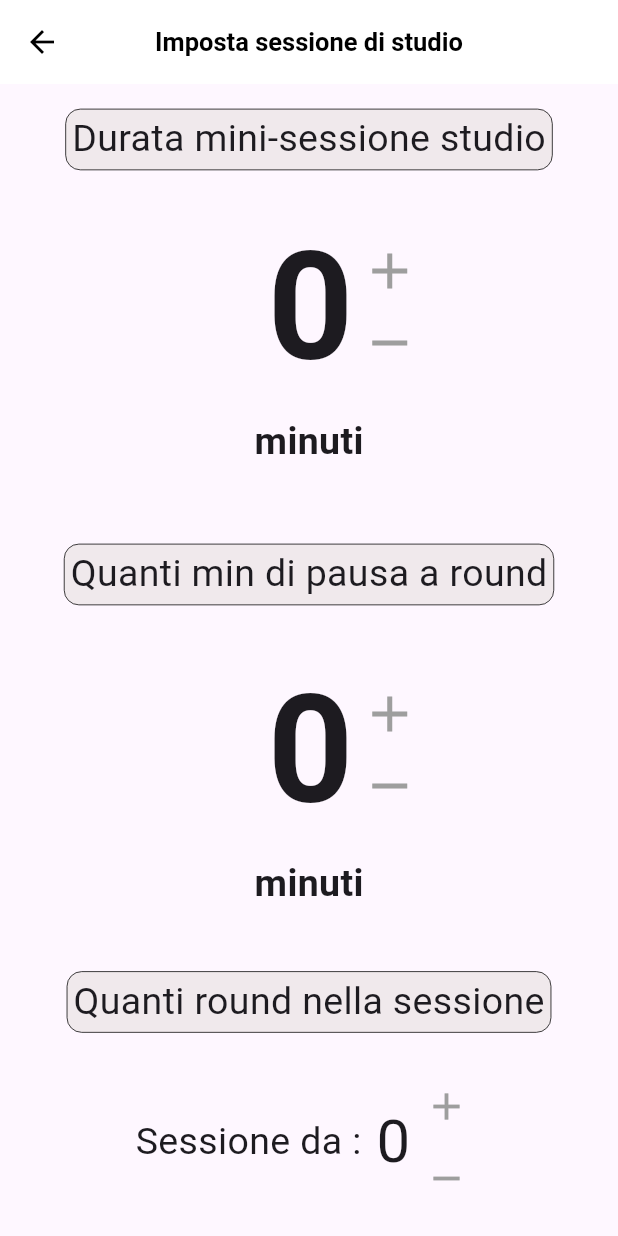
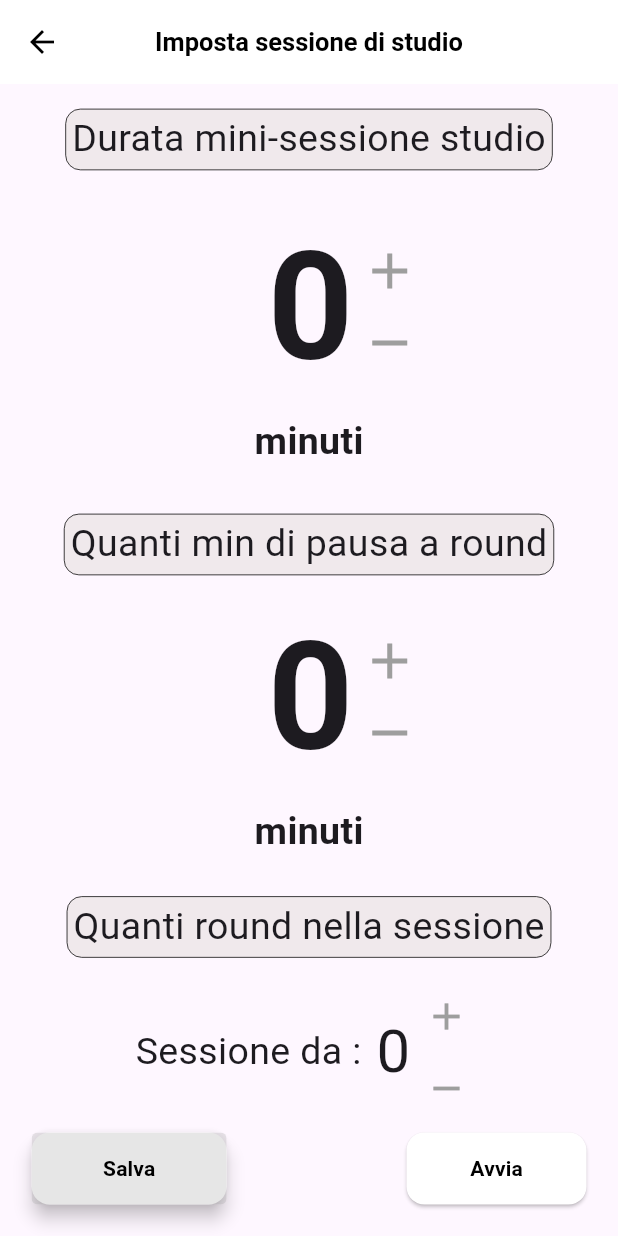
Before and after one commit to MatteoMarazzi/Study_Time, a Flutter app: the studySession screen opened directly with empty values, on a phone screen of 412 x 824 dp. Run offline on Flutter 3.47's test engine with Material 3 defaults, Android fonts, the phone set to English and light mode, and no system bars; our stand-ins replace calendar_date_picker2, lottie, sqflite; missing offline and left inert: flex_color_picker; accounts and stored records are empty.

Commit message:
Revert "Revert "Merge branch 'main' into francesco""
This reverts commit 970f27baadbc415295dfe4cbdf6b15ad11f865b8.

```diff
--- a/lib/pages/study_session.dart
+++ b/lib/pages/study_session.dart
@@ -1,3 +1,4 @@
+import 'package:app/pages/tomato_method.dart';
 import 'package:flutter/material.dart';
 
 class studySession extends StatefulWidget {
@@ -5,13 +6,14 @@ class studySession extends StatefulWidget {
   final int pausa;
   final int volte;
   final bool canModifyValues;
-
+  final Function(bool) onTimerClose;
   const studySession(
       {super.key,
       required this.studio,
       required this.pausa,
       required this.volte,
-      required this.canModifyValues});
+      required this.canModifyValues,
+      required this.onTimerClose});
 
   @override
   State<studySession> createState() => _studySessionState();
@@ -158,6 +160,7 @@ class _studySessionState extends State<studySession> {
         ),
       ),
       body: SingleChildScrollView(
+        physics: ClampingScrollPhysics(),
         child: Padding(
           padding: EdgeInsets.only(
               left: screenSize.width * 0.04,
@@ -175,12 +178,11 @@ class _studySessionState extends State<studySession> {
                       color: Colors.black,
                     )),
                 child: Padding(
-                    padding: const EdgeInsets.symmetric(
-                        vertical: 2.0, horizontal: 4),
+                  padding:
+                      const EdgeInsets.symmetric(vertical: 2.0, horizontal: 4),
                   child: Text(
                     'Durata mini-sessione studio',
-                      style:
-                          TextStyle(fontSize: 25, fontWeight: FontWeight.w400),
+                    style: TextStyle(fontSize: 25, fontWeight: FontWeight.w400),
                   ),
                 ),
               ),
@@ -241,7 +243,7 @@ class _studySessionState extends State<studySession> {
                 style: TextStyle(fontSize: 25, fontWeight: FontWeight.bold),
               ),
               SizedBox(
-                  height: 50,
+                height: 30,
               ),
               Container(
                 decoration: BoxDecoration(
@@ -252,17 +254,16 @@ class _studySessionState extends State<studySession> {
                       color: Colors.black,
                     )),
                 child: Padding(
-                    padding: const EdgeInsets.symmetric(
-                        vertical: 2.0, horizontal: 4),
+                  padding:
+                      const EdgeInsets.symmetric(vertical: 2.0, horizontal: 4),
                   child: Text(
                     'Quanti min di pausa a round',
-                      style:
-                          TextStyle(fontSize: 25, fontWeight: FontWeight.w400),
+                    style: TextStyle(fontSize: 25, fontWeight: FontWeight.w400),
                   ),
                 ),
               ),
               SizedBox(
-                  height: 25,
+                height: 10,
               ),
               Container(
                 width: screenSize.width * 1,
@@ -318,7 +319,7 @@ class _studySessionState extends State<studySession> {
                 style: TextStyle(fontSize: 25, fontWeight: FontWeight.bold),
               ),
               SizedBox(
-                  height: 40,
+                height: 25,
               ),
               Container(
                 decoration: BoxDecoration(
@@ -333,29 +334,26 @@ class _studySessionState extends State<studySession> {
                       const EdgeInsets.symmetric(vertical: 2, horizontal: 4),
                   child: Text(
                     'Quanti round nella sessione',
-                      style:
-                          TextStyle(fontSize: 25, fontWeight: FontWeight.w400),
+                    style: TextStyle(fontSize: 25, fontWeight: FontWeight.w400),
                   ),
                 ),
               ),
               SizedBox(
-                  height: 25,
+                height: 15,
               ),
               Row(
                 mainAxisSize: MainAxisSize.min,
                 children: [
                   Text(
                     'Sessione da :',
-                      style:
-                          TextStyle(fontSize: 25, fontWeight: FontWeight.w400),
+                    style: TextStyle(fontSize: 25, fontWeight: FontWeight.w400),
                   ),
                   SizedBox(
                     width: 10,
                   ),
                   Text(
                     '$_nSession',
-                      style:
-                          TextStyle(fontSize: 40, fontWeight: FontWeight.w400),
+                    style: TextStyle(fontSize: 40, fontWeight: FontWeight.w400),
                   ),
                   Column(
                     children: [
@@ -392,6 +390,69 @@ class _studySessionState extends State<studySession> {
             ],
           ),
         ),
-        ));
+      ),
+      floatingActionButton: Padding(
+        padding: EdgeInsets.only(left: screenSize.width * 0.09),
+        child: Row(
+          mainAxisAlignment: MainAxisAlignment.spaceBetween,
+          mainAxisSize: MainAxisSize.max,
+          children: [
+            SizedBox(
+              width: 130,
+              child: Card(
+                elevation: 5,
+                color: Colors.white,
+                shadowColor: Colors.black,
+                margin: EdgeInsets.all(0),
+                child: Ink(
+                  decoration: BoxDecoration(
+                    color: const Color.fromARGB(65, 158, 158, 158),
+                    borderRadius: BorderRadius.circular(
+                        4), // o qualsiasi altra forma desiderata
+                  ),
+                  child: TextButton(
+                    onPressed: () {},
+                    style: ButtonStyle(
+                      splashFactory: NoSplash.splashFactory,
+                      overlayColor:
+                          MaterialStateProperty.all(Colors.transparent),
+                      // Altre personalizzazioni come colori, bordi, ecc.
+                    ),
+                    child: Text(
+                      'Salva',
+                      style: TextStyle(
+                          color: Colors.black,
+                          fontSize: 14,
+                          fontWeight: FontWeight.bold),
+                    ),
+                  ),
+                ),
+              ),
+            ),
+            SizedBox(
+              width: 130,
+              child: Card(
+                color: Colors.white,
+                shadowColor: Colors.black,
+                margin: EdgeInsets.all(5),
+                child: TextButton(
+                  onPressed: () {
+                    Navigator.of(context).pop();
+                    setState(() {
+                      widget.onTimerClose(true);
+                    });
+                  },
+                  child: Text('Avvia',
+                      style: TextStyle(
+                          color: Colors.black,
+                          fontSize: 14,
+                          fontWeight: FontWeight.bold)),
+                ),
+              ),
+            ),
+          ],
+        ),
+      ),
+    );
   }
 }
```
Also changed, not shown: lib/pages/timer_page.dart (added, +194 -0 lines), lib/tiles/session_tile.dart (+1 -17 lines), lib/util/timer.dart (+17 -10 lines), lib/util/timer_list.dart (added, +105 -0 lines). Lines whose indentation alone changed are shown as unchanged.
